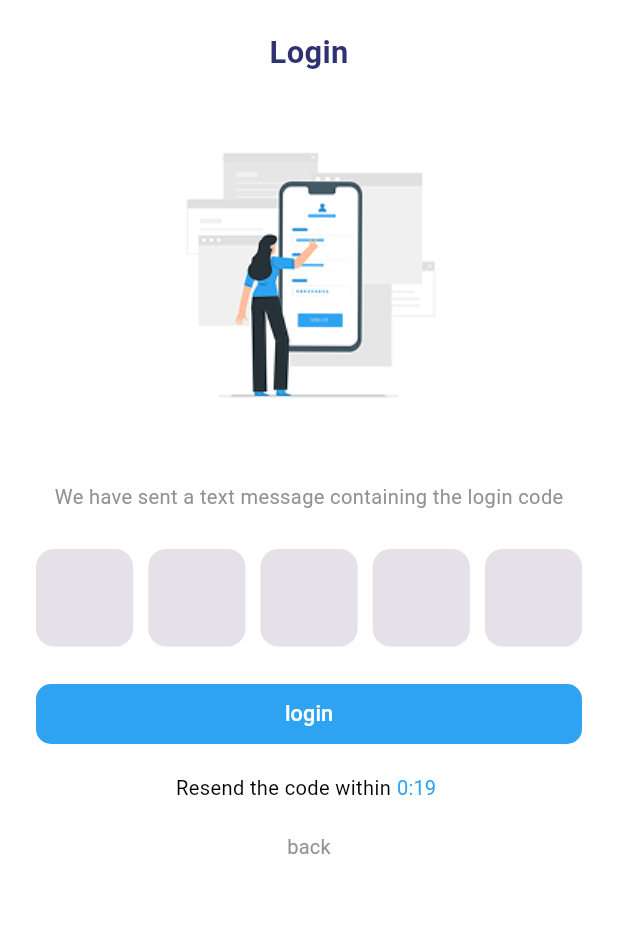
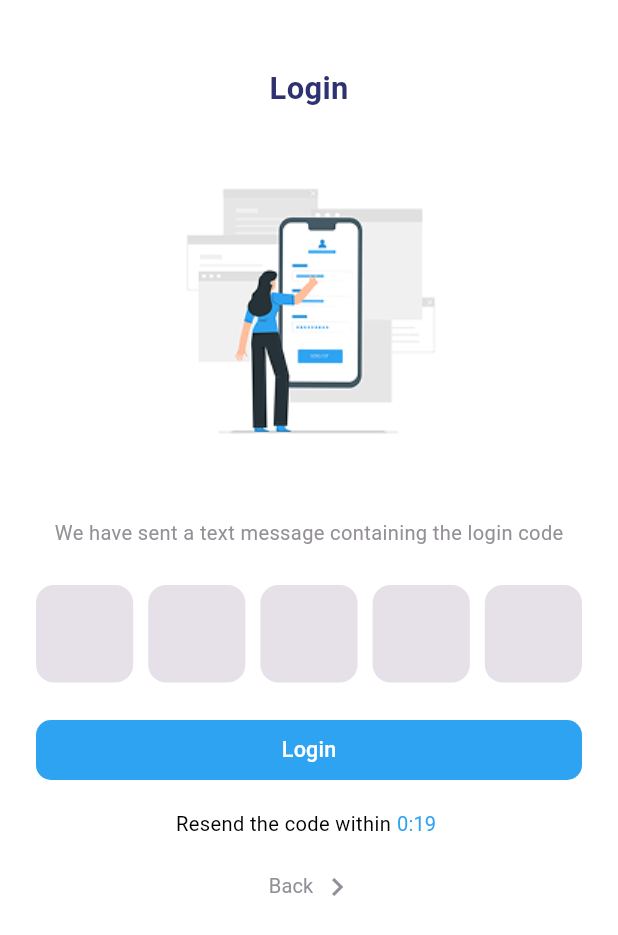
Before and after one commit to NazeeraAlkhoury/HomeClean, a Flutter app: the screen it shows after launch, on a phone screen of 412 x 824 dp. Shown: the top 935 px of the screen. Run offline on Flutter 3.47's test engine with Material 3 defaults, Android fonts, the phone set to English and light mode, and no system bars; our stand-ins replace easy_localization, google_fonts; Roboto replaces fonts that are missing (Cairo).

Commit message:
Refactoring Code.

```diff
--- a/lib/modules/authentication/presentation/widgets/login_otp_view_body.dart
+++ b/lib/modules/authentication/presentation/widgets/login_otp_view_body.dart
@@ -1,7 +1,7 @@
 import 'package:easy_localization/easy_localization.dart';
 import 'package:flutter/material.dart';
 import 'package:homeclean/core/widgets/app_button.dart';
-import 'package:homeclean/core/widgets/app_text_button.dart';
+import 'package:homeclean/modules/authentication/presentation/widgets/custom_back_row.dart';
 import 'package:homeclean/modules/authentication/presentation/widgets/custom_otp_verification.dart';
 import 'package:homeclean/modules/authentication/presentation/widgets/custom_resend_code.dart';
 
@@ -20,7 +20,7 @@ class LoginOtpViewBody extends StatelessWidget {
         child: Column(
           children: [
             const SizedBox(
-              height: 20,
+              height: 44,
             ),
             Text(
               LocaleKeys.login.tr(),
@@ -43,7 +43,7 @@ class LoginOtpViewBody extends StatelessWidget {
               height: 25,
             ),
             const Padding(
-              padding: EdgeInsetsDirectional.only(start: 24, end: 14),
+              padding: EdgeInsets.only(left: 24, right: 14),
               child: CustomOtpVerification(),
             ),
             const SizedBox(
@@ -52,7 +52,7 @@ class LoginOtpViewBody extends StatelessWidget {
             Padding(
               padding: const EdgeInsets.symmetric(horizontal: 24),
               child: AppButton(
-                label: LocaleKeys.login,
+                label: LocaleKeys.login.tr(),
                 onPressed: () {},
               ),
             ),
@@ -63,14 +63,7 @@ class LoginOtpViewBody extends StatelessWidget {
             const SizedBox(
               height: 20,
             ),
-            Row(
-              mainAxisAlignment: MainAxisAlignment.center,
-              children: [
-                AppTextButton(
-                  text: LocaleKeys.back,
-                ),
-              ],
-            ),
+            const CustomBackRow(),
           ],
         ),
       ),
```
